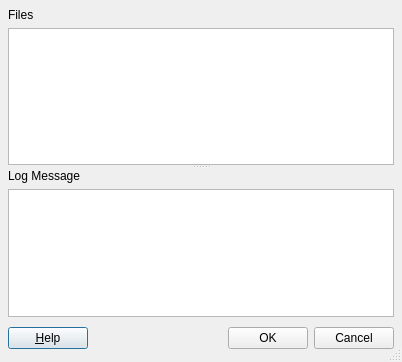
Qt form src/forms/fileselector.ui (anrichter/qsvn) before a commit.
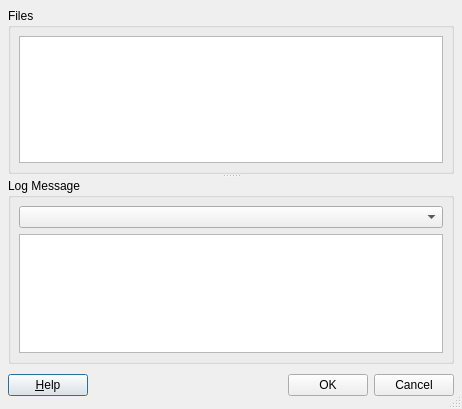
The same form after that commit.

Commit message: - hide logMessage if it is not needed.

```diff
--- a/src/forms/fileselector.ui
+++ b/src/forms/fileselector.ui
@@ -8,8 +8,8 @@
    <rect>
     <x>0</x>
     <y>0</y>
-    <width>402</width>
-    <height>362</height>
+    <width>462</width>
+    <height>409</height>
    </rect>
   </property>
   <property name="sizeGripEnabled" >
@@ -26,7 +26,7 @@
     <number>6</number>
    </property>
    <item row="0" column="0" >
-    <widget class="QSplitter" name="splitter" >
+    <widget class="QSplitter" name="" >
      <property name="orientation" >
       <enum>Qt::Vertical</enum>
      </property>
@@ -38,22 +38,18 @@
        <number>6</number>
       </property>
      </layout>
-     <widget class="QWidget" name="layoutWidget_2" >
-      <layout class="QVBoxLayout" >
-       <property name="margin" >
-        <number>0</number>
-       </property>
-       <property name="spacing" >
-        <number>6</number>
-       </property>
-       <item>
-        <widget class="QLabel" name="labelFiles" >
-         <property name="text" >
+     <widget class="QGroupBox" name="groupBoxFiles" >
+      <property name="title" >
           <string>Files</string>
          </property>
-        </widget>
-       </item>
-       <item>
+      <layout class="QGridLayout" >
+       <property name="margin" >
+        <number>8</number>
+       </property>
+       <property name="spacing" >
+        <number>6</number>
+       </property>
+       <item row="0" column="0" >
         <widget class="QTreeView" name="treeViewFiles" >
          <property name="selectionMode" >
           <enum>QAbstractItemView::ExtendedSelection</enum>
@@ -71,25 +67,28 @@
        </item>
       </layout>
      </widget>
-     <widget class="QWidget" name="layoutWidget_3" >
-      <layout class="QVBoxLayout" >
-       <property name="margin" >
-        <number>0</number>
-       </property>
-       <property name="spacing" >
-        <number>6</number>
-       </property>
-       <item>
-        <widget class="QLabel" name="labelLogMessage" >
-         <property name="text" >
+     <widget class="QGroupBox" name="groupBoxLogMessage" >
+      <property name="title" >
           <string>Log Message</string>
          </property>
-        </widget>
-       </item>
-       <item>
+      <layout class="QGridLayout" >
+       <property name="margin" >
+        <number>8</number>
+       </property>
+       <property name="spacing" >
+        <number>6</number>
+       </property>
+       <item row="1" column="0" >
         <widget class="QTextEdit" name="editLogMessage" />
        </item>
-       <item>
+       <item row="0" column="0" >
+        <widget class="QComboBox" name="comboLogHistory" />
+       </item>
+      </layout>
+     </widget>
+    </widget>
+   </item>
+   <item row="1" column="0" >
         <layout class="QHBoxLayout" >
          <property name="margin" >
           <number>0</number>
@@ -140,27 +139,59 @@
         </layout>
        </item>
       </layout>
-     </widget>
-    </widget>
-   </item>
-  </layout>
-  <widget class="QWidget" name="layoutWidget" >
+  <widget class="QSplitter" name="splitter" >
+   <property name="geometry" >
+    <rect>
+     <x>9</x>
+     <y>9</y>
+     <width>384</width>
+     <height>344</height>
+    </rect>
+   </property>
+   <property name="orientation" >
+    <enum>Qt::Vertical</enum>
+   </property>
+  </widget>
+  <widget class="QWidget" name="layoutWidget_3" >
+   <property name="geometry" >
+    <rect>
+     <x>9</x>
+     <y>170</y>
+     <width>384</width>
+     <height>183</height>
+    </rect>
+   </property>
+  </widget>
+  <widget class="QSplitter" name="" >
    <property name="geometry" >
     <rect>
-     <x>20</x>
-     <y>250</y>
-     <width>351</width>
-     <height>33</height>
+     <x>9</x>
+     <y>9</y>
+     <width>381</width>
+     <height>621</height>
     </rect>
    </property>
+   <property name="orientation" >
+    <enum>Qt::Vertical</enum>
+   </property>
   </widget>
-  <widget class="QWidget" name="widget" >
+  <widget class="QWidget" name="" >
+   <property name="geometry" >
+    <rect>
+     <x>9</x>
+     <y>9</y>
+     <width>431</width>
+     <height>412</height>
+    </rect>
+   </property>
+  </widget>
+  <widget class="QWidget" name="layoutWidget_2" >
    <property name="geometry" >
     <rect>
      <x>10</x>
-     <y>150</y>
-     <width>371</width>
-     <height>121</height>
+     <y>10</y>
+     <width>429</width>
+     <height>185</height>
     </rect>
    </property>
   </widget>
```
Lines whose indentation alone changed are shown as unchanged. The commit also changes 2 other files.
